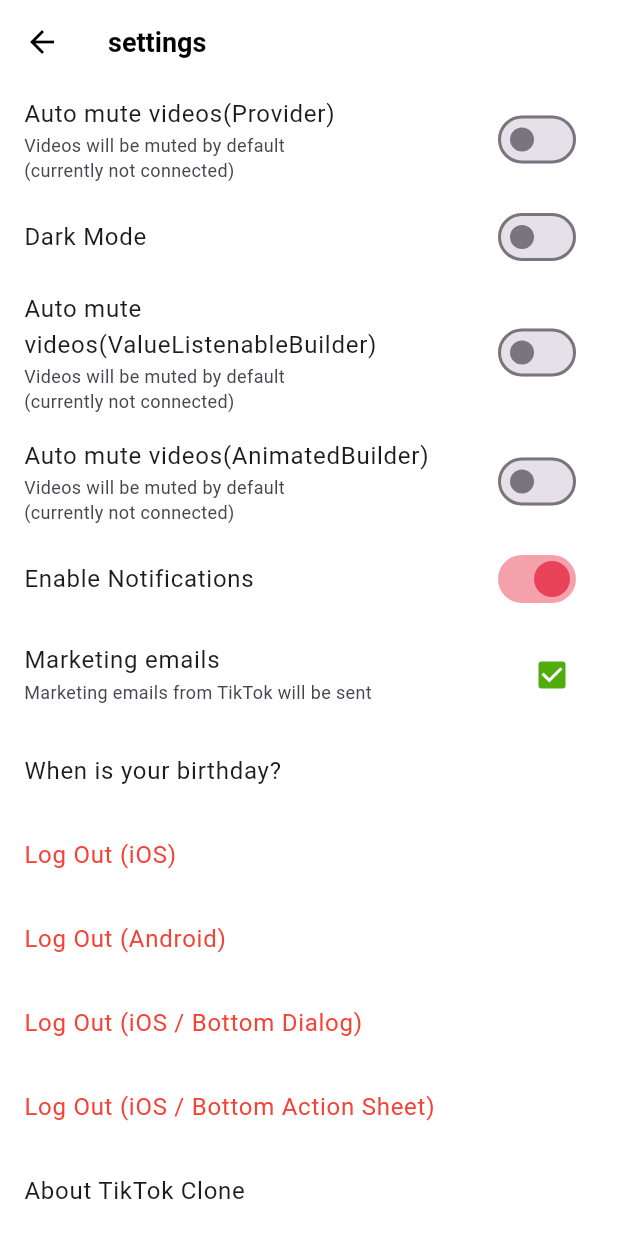
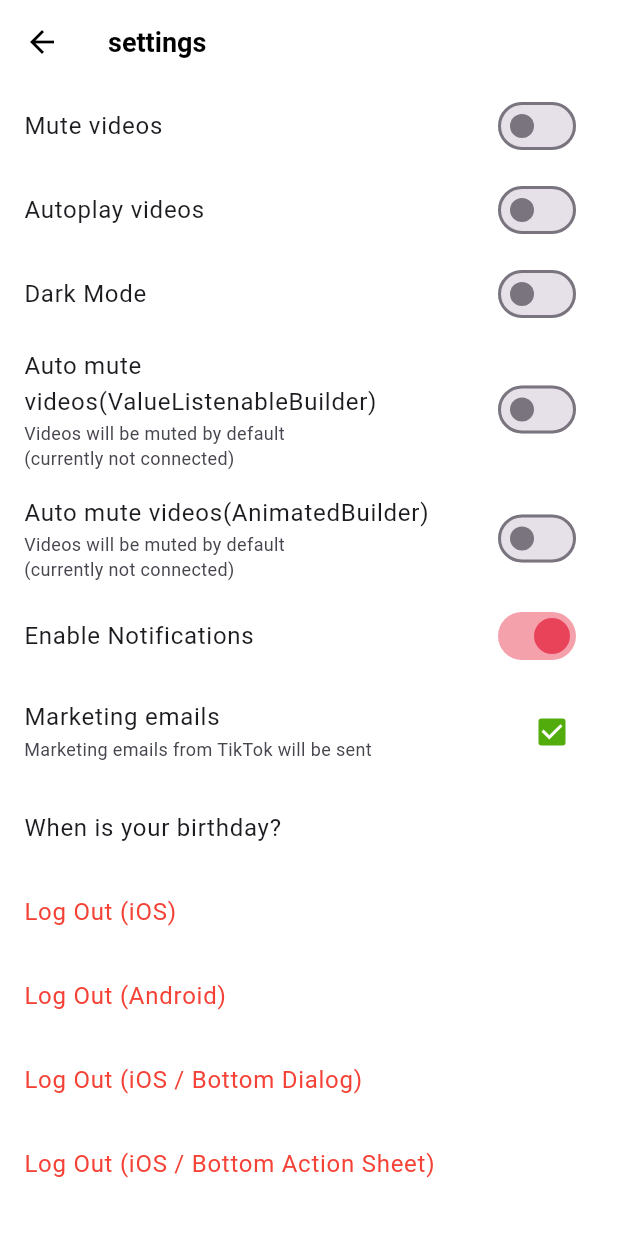
Before and after one commit to shinysuh/Snapster, a Flutter app: the SettingsScreen screen opened directly, on a phone screen of 412 x 824 dp. Run offline on Flutter 3.47's test engine with Material 3 defaults, Android fonts, the phone set to English and light mode, and no system bars; our stand-ins replace camera, font_awesome_flutter, gallery_saver, go_router, google_fonts, image_picker and 4 more; accounts and stored records are empty; network calls fail.

Commit message:
modify: MVVM 모델 적용

```diff
--- a/lib/features/settings/settings_screen.dart
+++ b/lib/features/settings/settings_screen.dart
@@ -6,6 +6,7 @@ import 'package:provider/provider.dart';
 import 'package:tiktok_clone/common/widgets/video_config/video_config.dart';
 import 'package:tiktok_clone/constants/sizes.dart';
 import 'package:tiktok_clone/features/authentication/sign_up_screen.dart';
+import 'package:tiktok_clone/features/video/view_models/playback_config_vm.dart';
 import 'package:tiktok_clone/utils/navigator_redirection.dart';
 import 'package:tiktok_clone/utils/widgets/regulated_max_width.dart';
 
@@ -104,22 +105,41 @@ class _SettingsScreenState extends State<SettingsScreen> {
               //   activeThumbImage: const AssetImage('assets/images/1.jpeg'),
               // ),
               // // SwitchListTile.adaptive => 마찬가지로 플랫폼 별 UI 형태 다름
+
               SwitchListTile.adaptive(
-                // ValueNotifier
-                value: context.watch<VideoConfig>().isMuted,
+                value: context.watch<PlaybackConfigViewModel>().muted,
                 onChanged: (value) =>
-                    context.read<VideoConfig>().toggleIsMuted(),
-                // ChangeNotifier
-                // value: videoConfig.autoMute,
-                // onChanged: (value) => videoConfig.toggleMuted(),
-                title: const Text('Auto mute videos(Provider)'),
-                subtitle: const Text(
-                  'Videos will be muted by default\n(currently not connected)',
-                  style: TextStyle(fontSize: Sizes.size12),
-                ),
+                    context.read<PlaybackConfigViewModel>().setMuted(value),
+                title: const Text('Mute videos'),
                 activeColor: Theme.of(context).primaryColor,
                 // activeThumbImage: const AssetImage('assets/images/1.jpeg'),
               ),
+              SwitchListTile.adaptive(
+                value: context.watch<PlaybackConfigViewModel>().autoplay,
+                onChanged: (value) =>
+                    context.read<PlaybackConfigViewModel>().setAutoplay(value),
+                title: const Text('Autoplay videos'),
+                activeColor: Theme.of(context).primaryColor,
+                // activeThumbImage: const AssetImage('assets/images/1.jpeg'),
+              ),
+
+              // // provider
+              // SwitchListTile.adaptive(
+              //   // ValueNotifier
+              //   value: context.watch<VideoConfig>().isMuted,
+              //   onChanged: (value) =>
+              //       context.read<VideoConfig>().toggleIsMuted(),
+              //   // ChangeNotifier
+              //   // value: videoConfig.autoMute,
+              //   // onChanged: (value) => videoConfig.toggleMuted(),
+              //   title: const Text('Auto mute videos(Provider)'),
+              //   subtitle: const Text(
+              //     'Videos will be muted by default\n(currently not connected)',
+              //     style: TextStyle(fontSize: Sizes.size12),
+              //   ),
+              //   activeColor: Theme.of(context).primaryColor,
+              //   // activeThumbImage: const AssetImage('assets/images/1.jpeg'),
+              // ),
               ValueListenableBuilder(
                 valueListenable: screenModeConfig,
                 builder: (context, value, child) => SwitchListTile.adaptive(
--- a/lib/features/video/repositories/video_playback_config_repository.dart
+++ b/lib/features/video/repositories/playback_config_repository.dart
@@ -1,12 +1,12 @@
 import 'package:shared_preferences/shared_preferences.dart';
 
-class VideoPlaybackConfigRepository {
+class PlaybackConfigRepository {
   static const String _autoplay = "autoplay";
   static const String _muted = "muted";
 
   SharedPreferences _preferences;
 
-  VideoPlaybackConfigRepository(this._preferences);
+  PlaybackConfigRepository(this._preferences);
 
   Future<void> setMuted(bool value) async {
     _preferences.setBool(_muted, value);
--- a/lib/features/video/view_models/playback_config_vm.dart
+++ b/lib/features/video/view_models/playback_config_vm.dart
@@ -1,9 +1,9 @@
 import 'package:flutter/material.dart';
 import 'package:tiktok_clone/features/video/models/playback_config_model.dart';
-import 'package:tiktok_clone/features/video/repositories/video_playback_config_repository.dart';
+import 'package:tiktok_clone/features/video/repositories/playback_config_repository.dart';
 
 class PlaybackConfigViewModel extends ChangeNotifier {
-  final VideoPlaybackConfigRepository _repository;
+  final PlaybackConfigRepository _repository;
 
   late final PlaybackConfigModel _model = PlaybackConfigModel(
     muted: _repository.isMuted(),
--- a/lib/features/video/views/widgets/video_post.dart
+++ b/lib/features/video/views/widgets/video_post.dart
@@ -1,4 +1,3 @@
-import 'package:flutter/foundation.dart';
 import 'package:flutter/material.dart';
 import 'package:font_awesome_flutter/font_awesome_flutter.dart';
 import 'package:provider/provider.dart';
@@ -185,8 +184,8 @@ class _VideoPostState extends State<VideoPost>
   Widget build(BuildContext context) {
     // 웹에서는 실행 하자마자 소리가 있는 영상 재생 불가
     // 기존 광고 회사들의 오/남용으로 인해 웹 자체에서 막혀 있음
-    _isMuted = context.watch<VideoConfig>().isMuted;
-    if (kIsWeb) context.read<VideoConfig>().muteVideos(); // web -> isMuted=true
+    // _isMuted = context.watch<VideoConfig>().isMuted;
+    // if (kIsWeb) context.read<VideoConfig>().muteVideos(); // web -> isMuted=true
 
     return VisibilityDetector(
       key: Key('${widget.pageIndex}'),
```
Also changed, not shown: lib/main.dart (+17 -10 lines).
